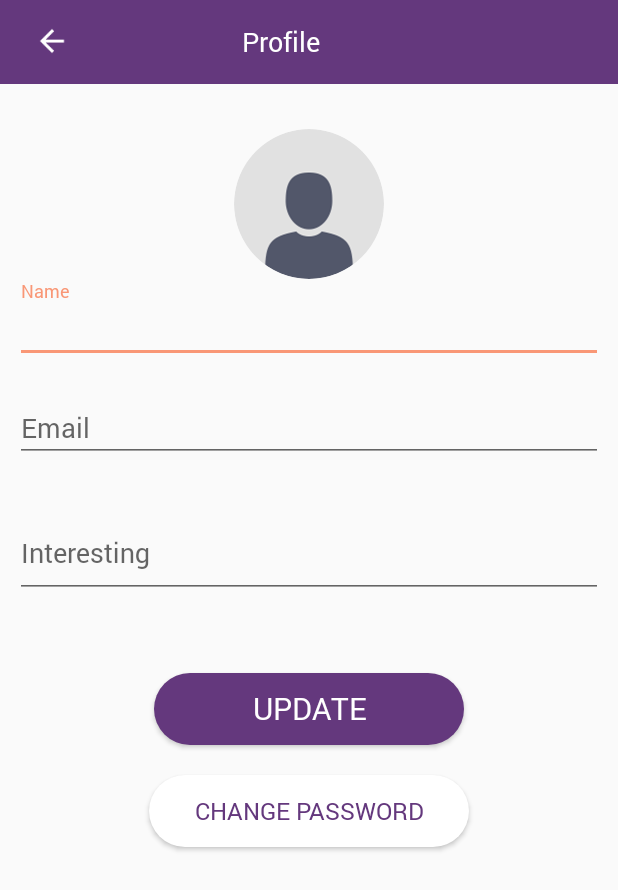
After one commit to ahmed-bassiouny/WaslaBank, an Android app: the EditProfileActivity screen opened directly, with no data from a screen before it, on a phone screen of 412 x 824 dp. The commit adds this screen. Shown: the top 890 px of the screen. Run offline under Robolectric (Android 15) with nearby library versions, the phone set to English and light mode, and no system bars; our stand-ins replace CircleImageView; libraries missing offline, so code that uses them is left out: pl.aprilapps.easyphotopicker; 6 statements that could not run were skipped.

Commit message:
edit profile

```diff
--- /dev/null
+++ b/app/src/main/java/bassiouny/ahmed/waslabank/activities/view/EditProfileActivity.java
@@ -0,0 +1,170 @@
+package bassiouny.ahmed.waslabank.activities.view;
+
+import android.Manifest;
+import android.content.Intent;
+import android.content.pm.PackageManager;
+import android.graphics.Bitmap;
+import android.graphics.BitmapFactory;
+import android.support.annotation.NonNull;
+import android.support.design.widget.TextInputEditText;
+import android.support.v4.app.ActivityCompat;
+import android.support.v7.app.AppCompatActivity;
+import android.os.Bundle;
+import android.view.View;
+import android.view.ViewStub;
+import android.widget.Button;
+import android.widget.Toast;
+
+import java.io.File;
+
+import bassiouny.ahmed.genericmanager.SharedPrefManager;
+import bassiouny.ahmed.waslabank.R;
+import bassiouny.ahmed.waslabank.activities.controller.EditProfileController;
+import bassiouny.ahmed.waslabank.fragments.view.SignUpUserDetailsFragment;
+import bassiouny.ahmed.waslabank.interfaces.BaseResponseInterface;
+import bassiouny.ahmed.waslabank.model.User;
+import bassiouny.ahmed.waslabank.utils.MyGlideApp;
+import bassiouny.ahmed.waslabank.utils.MyToolbar;
+import bassiouny.ahmed.waslabank.utils.MyUtils;
+import bassiouny.ahmed.waslabank.utils.SharedPrefKey;
+import de.hdodenhof.circleimageview.CircleImageView;
+import pl.aprilapps.easyphotopicker.DefaultCallback;
+import pl.aprilapps.easyphotopicker.EasyImage;
+
+public class EditProfileActivity extends MyToolbar {
+
+    // local variable
+    private User user;
+    private EditProfileController controller;
+    private File image;
+    // view
+    private CircleImageView ivAvatar;
+    private TextInputEditText etName, etEmail;
+    private TextInputEditText etInteresting;
+    private Button btnUpdate;
+    private Button btnChangePassword;
+    private ViewStub viewStubProgress;
+
+    @Override
+    protected void onCreate(Bundle savedInstanceState) {
+        super.onCreate(savedInstanceState);
+        setContentView(R.layout.activity_edit_profile);
+        // set title toolbar
+        initToolbar(getString(R.string.profile));
+        addBackImage();
+        addSupportActionbar();
+        findView();
+        onClick();
+        setUserData();
+    }
+
+    private void setUserData() {
+        user = SharedPrefManager.getObject(SharedPrefKey.USER, User.class);
+        if (user == null)
+            finish();
+        etName.setText(user.getName());
+        etEmail.setText(user.getEmail());
+        etInteresting.setText(user.getUserDetails().getInteresting());
+        MyGlideApp.setImage(this, ivAvatar, user.getUserDetails().getImage());
+    }
+
+    private void onClick() {
+        ivAvatar.setOnClickListener(new View.OnClickListener() {
+            @Override
+            public void onClick(View view) {
+                if (ActivityCompat.checkSelfPermission(EditProfileActivity.this,
+                        Manifest.permission.READ_EXTERNAL_STORAGE) != PackageManager.PERMISSION_GRANTED) {
+                    ActivityCompat.requestPermissions(EditProfileActivity.this, new String[]{android.Manifest.permission.READ_EXTERNAL_STORAGE},
+                            getController().MY_PERMISSIONS_REQUEST_IMAGE);
+                    return;
+                }
+                MyUtils.openChooserWithGallery(EditProfileActivity.this);
+            }
+        });
+        btnUpdate.setOnClickListener(new View.OnClickListener() {
+            @Override
+            public void onClick(View view) {
+                if (etName.getText().toString().trim().isEmpty()) {
+                    etName.setError(getString(R.string.invalid_name));
+                } else {
+                    loading(true);
+                    getController().editProfile(image,user.getId(), etName.getText().toString(),user.getEmail(), etInteresting.getText().toString(), new BaseResponseInterface<User>() {
+                        @Override
+                        public void onSuccess(User user) {
+                            // save user data in shared pref
+                            EditProfileActivity.this.user.setName(etName.getText().toString());
+                            EditProfileActivity.this.user.getUserDetails().setInteresting(etInteresting.getText().toString());
+                            SharedPrefManager.setObject(SharedPrefKey.USER, EditProfileActivity.this.user);
+                            Toast.makeText(EditProfileActivity.this, getText(R.string.profile_updated), Toast.LENGTH_SHORT).show();
+                            loading(false);
+                        }
+
+                        @Override
+                        public void onFailed(String errorMessage) {
+                            Toast.makeText(EditProfileActivity.this, errorMessage, Toast.LENGTH_SHORT).show();
+                            loading(false);
+                        }
+                    });
+                }
+            }
+        });
+    }
+
+    private void findView() {
+        ivAvatar = findViewById(R.id.iv_avatar);
+        etName = findViewById(R.id.et_name);
+        etEmail = findViewById(R.id.et_email);
+        etInteresting = findViewById(R.id.et_interesting);
+        btnUpdate = findViewById(R.id.btn_update);
+        btnChangePassword = findViewById(R.id.btn_change_password);
+        viewStubProgress = findViewById(R.id.view_stub_progress);
+    }
+
+    @Override
+    public void onRequestPermissionsResult(int requestCode, @NonNull String[] permissions, @NonNull int[] grantResults) {
+        super.onRequestPermissionsResult(requestCode, permissions, grantResults);
+        if (requestCode == getController().MY_PERMISSIONS_REQUEST_IMAGE && grantResults[0] == PackageManager.PERMISSION_GRANTED) {
+            MyUtils.openChooserWithGallery(this);
+        }
+    }
+
+    @Override
+    public void onActivityResult(int requestCode, int resultCode, Intent data) {
+        super.onActivityResult(requestCode, resultCode, data);
+        EasyImage.handleActivityResult(requestCode, resultCode, data, this, new DefaultCallback() {
+            @Override
+            public void onImagePickerError(Exception e, EasyImage.ImageSource source, int type) {
+                //Some error handling
+                Toast.makeText(EditProfileActivity.this, e.getLocalizedMessage(), Toast.LENGTH_SHORT).show();
+            }
+
+            @Override
+            public void onImagePicked(File imageFile, EasyImage.ImageSource source, int type) {
+                image = imageFile;
+                Bitmap myBitmap = BitmapFactory.decodeFile(imageFile.getAbsolutePath());
+                ivAvatar.setImageBitmap(myBitmap);
+            }
+
+        });
+    }
+
+    private EditProfileController getController() {
+        if (controller == null)
+            controller = new EditProfileController(this);
+        return controller;
+    }
+
+    private void loading(boolean isLoading) {
+        if (isLoading) {
+            viewStubProgress.setVisibility(View.VISIBLE);
+            btnUpdate.setVisibility(View.INVISIBLE);
+            btnChangePassword.setVisibility(View.INVISIBLE);
+        } else {
+            viewStubProgress.setVisibility(View.GONE);
+            btnUpdate.setVisibility(View.VISIBLE);
+            btnChangePassword.setVisibility(View.VISIBLE);
+        }
+
+    }
+
+}
--- a/app/src/main/java/bassiouny/ahmed/waslabank/model/UserDetails.java
+++ b/app/src/main/java/bassiouny/ahmed/waslabank/model/UserDetails.java
@@ -77,4 +77,8 @@ public class UserDetails {
             car = new Car();
         return car;
     }
+
+    public void setInteresting(String interesting) {
+        this.interesting = interesting;
+    }
 }
--- a/app/src/main/java/bassiouny/ahmed/waslabank/utils/MyToolbar.java
+++ b/app/src/main/java/bassiouny/ahmed/waslabank/utils/MyToolbar.java
@@ -134,8 +134,8 @@ public class MyToolbar extends AppCompatActivity {
         // set icons to frame layout
         frameLayout.addView(notification,getMarginForView(Gravity.END));
     }
-    public void addView(View view){
-        toolbar.addView(view);
+    public void addView(View view, FrameLayout.LayoutParams params){
+        frameLayout.addView(view,params);
     }
     public void addSupportActionbar(){
         if(toolbar != null) {
--- /dev/null
+++ b/app/src/main/res/layout/activity_edit_profile.xml
@@ -0,0 +1,105 @@
+<?xml version="1.0" encoding="utf-8"?>
+<ScrollView xmlns:android="http://schemas.android.com/apk/res/android"
+    xmlns:app="http://schemas.android.com/apk/res-auto"
+    xmlns:tools="http://schemas.android.com/tools"
+    android:layout_width="match_parent"
+    android:layout_height="match_parent"
+    tools:context="bassiouny.ahmed.waslabank.activities.view.EditProfileActivity">
+
+    <LinearLayout xmlns:android="http://schemas.android.com/apk/res/android"
+        xmlns:app="http://schemas.android.com/apk/res-auto"
+        xmlns:tools="http://schemas.android.com/tools"
+        android:layout_width="match_parent"
+        android:layout_height="wrap_content"
+        android:gravity="center_horizontal"
+        android:orientation="vertical">
+
+        <FrameLayout
+            android:layout_width="match_parent"
+            android:layout_height="wrap_content"
+            android:background="@color/colorPrimary">
+
+            <include
+                android:id="@+id/toolbar"
+                layout="@layout/toolbar" />
+        </FrameLayout>
+
+        <de.hdodenhof.circleimageview.CircleImageView
+            android:id="@+id/iv_avatar"
+            android:layout_width="100dp"
+            android:layout_height="100dp"
+            android:layout_marginTop="30dp"
+            android:contentDescription="@null"
+            android:src="@drawable/person" />
+
+        <android.support.design.widget.TextInputLayout
+            android:layout_width="match_parent"
+            android:layout_height="wrap_content">
+
+            <android.support.design.widget.TextInputEditText
+                android:id="@+id/et_name"
+                android:layout_width="match_parent"
+                android:layout_height="wrap_content"
+                android:layout_margin="10dp"
+                android:hint="@string/name" />
+        </android.support.design.widget.TextInputLayout>
+
+        <android.support.design.widget.TextInputLayout
+            android:layout_width="match_parent"
+            android:layout_height="wrap_content">
+
+            <android.support.design.widget.TextInputEditText
+                android:id="@+id/et_email"
+                android:layout_width="match_parent"
+                android:layout_height="wrap_content"
+                android:layout_margin="10dp"
+                android:hint="@string/email"
+                android:inputType="textEmailAddress" />
+        </android.support.design.widget.TextInputLayout>
+
+        <android.support.design.widget.TextInputLayout
+            android:layout_width="match_parent"
+            android:layout_height="wrap_content"
+            android:layout_margin="10dp">
+
+            <android.support.design.widget.TextInputEditText
+                android:id="@+id/et_interesting"
+                android:layout_width="match_parent"
+                android:layout_height="wrap_content"
+                android:hint="@string/interesting"
+                android:minHeight="60dp" />
+        </android.support.design.widget.TextInputLayout>
+
+        <ViewStub
+            android:id="@+id/view_stub_progress"
+            android:layout_width="wrap_content"
+            android:layout_height="wrap_content"
+            android:layout="@layout/progress" />
+
+        <Button
+            android:id="@+id/btn_update"
+            android:layout_width="wrap_content"
+            android:layout_height="wrap_content"
+            android:layout_marginTop="40dp"
+            android:background="@drawable/round_fill_primary"
+            android:paddingEnd="65sp"
+            android:paddingStart="65sp"
+            android:text="@string/update"
+            android:textColor="@color/white"
+            android:textSize="20sp" />
+
+        <Button
+            android:id="@+id/btn_change_password"
+            android:layout_width="wrap_content"
+            android:layout_height="wrap_content"
+            android:layout_marginTop="20dp"
+            android:background="@drawable/round_fill_white"
+            android:paddingEnd="30sp"
+            android:paddingStart="30sp"
+            android:layout_marginBottom="10dp"
+            android:text="@string/change_password"
+            android:textColor="@color/colorPrimary"
+            android:textSize="@dimen/input_size" />
+
+    </LinearLayout>
+</ScrollView>
--- a/app/src/main/res/values/strings.xml
+++ b/app/src/main/res/values/strings.xml
@@ -85,4 +85,7 @@
     <string name="profile">Profile</string>
     <string name="when">When ..?</string>
     <string name="create">Create</string>
+    <string name="update">Update</string>
+    <string name="change_password">Change Password</string>
+    <string name="profile_updated">Profile Updated</string>
 </resources>
```
Also changed, not shown: app/src/main/AndroidManifest.xml (+6 -4 lines), app/src/main/java/bassiouny/ahmed/waslabank/activities/controller/EditProfileController.java (added, +34 -0 lines), app/src/main/java/bassiouny/ahmed/waslabank/activities/view/UserProfileActivity.java (+35 -1 lines), app/src/main/java/bassiouny/ahmed/waslabank/api/ApiRequests.java (+24 -1 lines), app/src/main/java/bassiouny/ahmed/waslabank/api/apiModel/requests/UserSignUpRequest.java (+53 -39 lines), app/src/main/java/bassiouny/ahmed/waslabank/fragments/controller/SignUpUserDetailsController.java (+1 -6 lines), app/src/main/java/bassiouny/ahmed/waslabank/fragments/view/SignUpUserDetailsFragment.java (+4 -11 lines), app/src/main/java/bassiouny/ahmed/waslabank/interfaces/HttpApiInterface.java (+9 -1 lines), app/src/main/java/bassiouny/ahmed/waslabank/model/User.java (+8 -0 lines), app/src/main/java/bassiouny/ahmed/waslabank/utils/MyUtils.java (+9 -0 lines).
